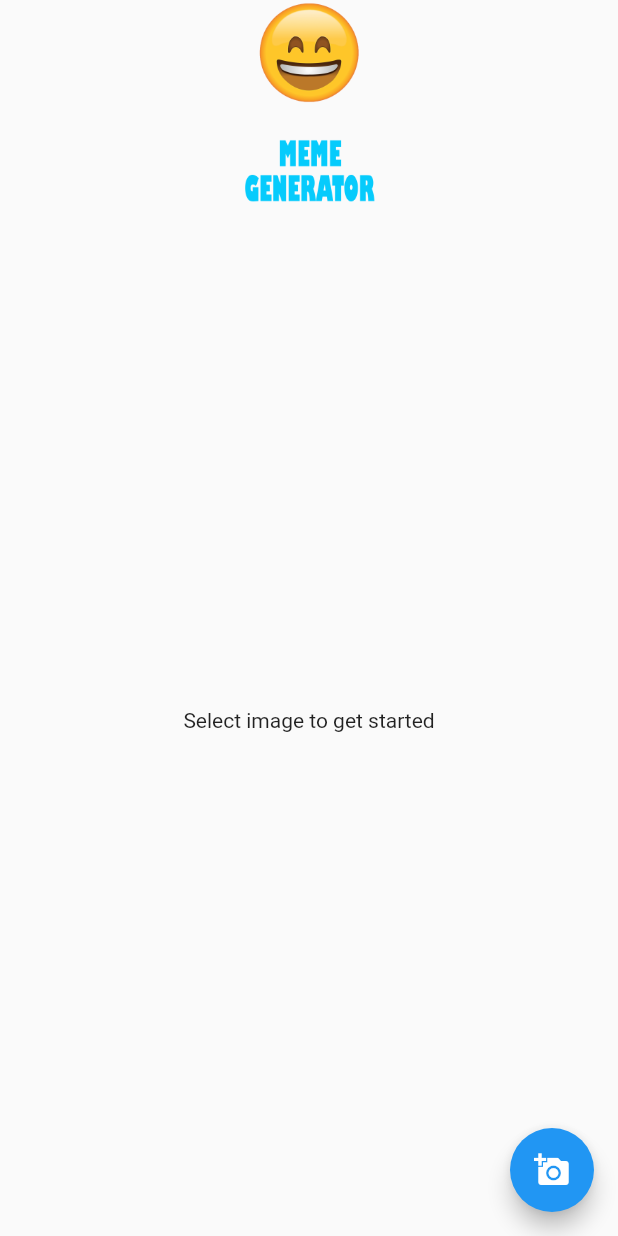
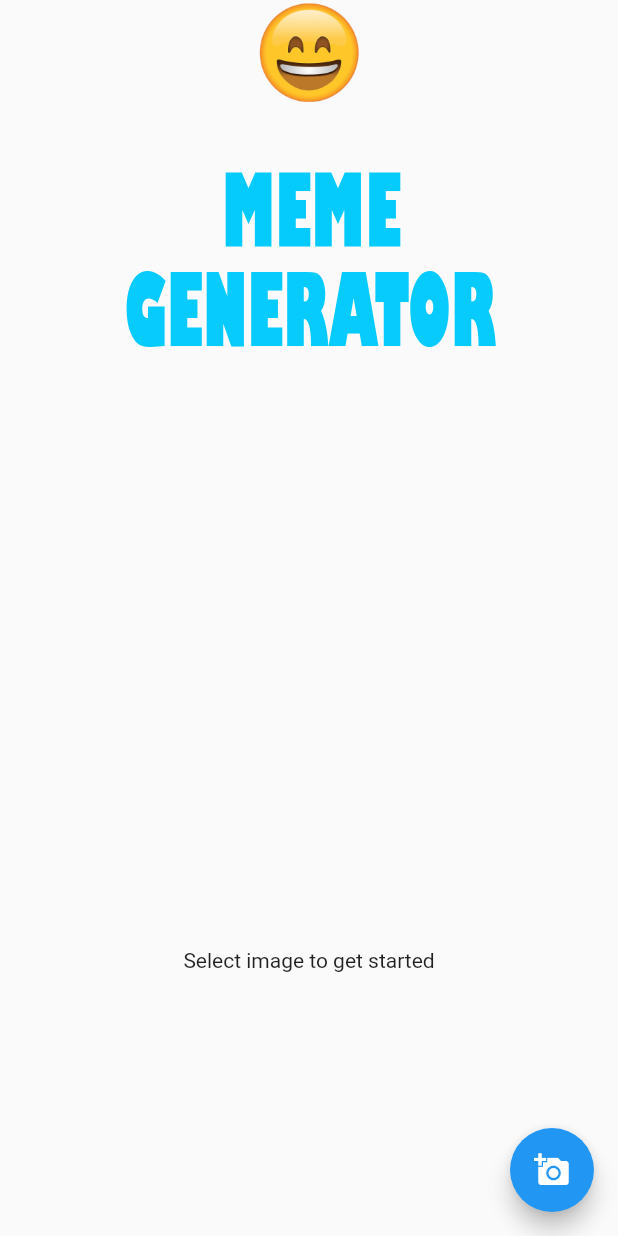
Before and after one commit to tharindu97/Thumbnail_Creator_App, a Flutter app: the screen it shows after launch, on a phone screen of 412 x 824 dp. Run offline on Flutter 3.47's test engine with Material 2 defaults, Android fonts, the phone set to English and light mode, and no system bars; our stand-ins replace image_gallery_saver, image_picker, permission_handler.

Commit message:
complet_project

```diff
--- a/photoedit/lib/main.dart
+++ b/photoedit/lib/main.dart
@@ -64,25 +64,76 @@ class _HomePageState extends State<HomePage> {
   @override
   Widget build(BuildContext context) {
     return Scaffold(
-      body: Container(
+      body: SingleChildScrollView(
+        child: Container(
           child: Column(
             children: <Widget>[
               Image.asset('image/SM.png', height: 70,),
               SizedBox(height: 12,),
-            Image.asset('image/Sample.png', height: 70,),
+              Image.asset('image/Sample.png', height: 200,),
+              SizedBox(height: 30,),
               RepaintBoundary(
                 key: globalKey,
                 child: Stack(
                   children: <Widget>[
-                  _image != null ? Image.file(_image, height: 300,) : Container(),
+                    _image != null ? Image.file(
+                      _image,
+                      height: 300,
+                      fit: BoxFit.fitHeight,
+                      ) : Container(),
                     Container(
+                      width: MediaQuery.of(context).size.width,
                       height: 300,
-                    padding: EdgeInsets.symmetric(vertical: 12),
                       child: Column(
+                        mainAxisAlignment: MainAxisAlignment.center,
                         children: <Widget>[
-                        Text(headerText),
+                          Container(
+                            padding: EdgeInsets.symmetric(vertical: 8),
+                            child: Text(headerText.toUpperCase(),
+                              textAlign: TextAlign.center,
+                              style: TextStyle(
+                                color: Colors.white,
+                                fontWeight: FontWeight.w700,
+                                fontSize: 26,
+                                shadows: <Shadow>[
+                                    Shadow(
+                                      offset: Offset(2.0, 2.0),
+                                      blurRadius: 3.0,
+                                      color: Colors.black87,
+                                    ),
+                                    Shadow(
+                                      offset: Offset(2.0, 2.0),
+                                      blurRadius: 8.0,
+                                      color: Colors.black87,
+                                    ),
+                                  ],
+                              ),
+                            ),
+                          ),
                           Spacer(),
-                        Text(footerText)
+                          Container(
+                            padding: EdgeInsets.symmetric(vertical: 8),
+                            child: Text(footerText.toUpperCase(),
+                              textAlign: TextAlign.center,
+                              style: TextStyle(
+                                color: Colors.white,
+                                fontWeight: FontWeight.w700,
+                                fontSize: 26,
+                                shadows: <Shadow>[
+                                    Shadow(
+                                      offset: Offset(2.0, 2.0),
+                                      blurRadius: 3.0,
+                                      color: Colors.black87,
+                                    ),
+                                    Shadow(
+                                      offset: Offset(2.0, 2.0),
+                                      blurRadius: 8.0,
+                                      color: Colors.black87,
+                                    ),
+                                  ],
+                              ),
+                            ),
+                          )
                         ],
                       ),
                     )
@@ -90,7 +141,9 @@ class _HomePageState extends State<HomePage> {
                 ),
               ),
               SizedBox(height: 20,),
-            imageSelected ? Column(
+              imageSelected ? Container(
+                padding: EdgeInsets.symmetric(horizontal: 20),
+                child: Column(
                   children: <Widget>[
                     TextField(
                       onChanged: (val){
@@ -102,7 +155,7 @@ class _HomePageState extends State<HomePage> {
                         hintText: "Header Text"
                       ),
                     ),
-                SizedBox(height: 12,),
+                    SizedBox(height: 20,),
                     TextField(
                       onChanged: (val){
                         setState(() {
@@ -121,12 +174,15 @@ class _HomePageState extends State<HomePage> {
                       child: Text('Save'),
                     )
                   ],
+                ),
               ) : Container(
                 child: Center(
                   child: Text('Select image to get started'),
                 ),
               ),
+              _imageFile != null ? Image.file(_imageFile) : Container(),
             ],
+          ),
         ),
       ),
       floatingActionButton: FloatingActionButton(
@@ -139,8 +195,7 @@ class _HomePageState extends State<HomePage> {
   }
 
   takeScreenshot() async{
-    RenderRepaintBoundary boundary =
-        globalKey.currentContext.findRenderObject();
+    RenderRepaintBoundary boundary = globalKey.currentContext.findRenderObject();
     ui.Image image = await boundary.toImage();
     final directory = (await getApplicationDocumentsDirectory()).path;
     ByteData byteData = await image.toByteData(format: ui.ImageByteFormat.png);
@@ -151,7 +206,6 @@ class _HomePageState extends State<HomePage> {
       _imageFile = imgFile;
     });
     _savefile( _imageFile);
-    //saveFileLocal();
     imgFile.writeAsBytes(pngBytes);
   }
   _savefile(File file) async {
@@ -165,4 +219,4 @@ class _HomePageState extends State<HomePage> {
   }
 }
 
-// 27 13
+// 31
```
Lines whose indentation alone changed are shown as unchanged.
